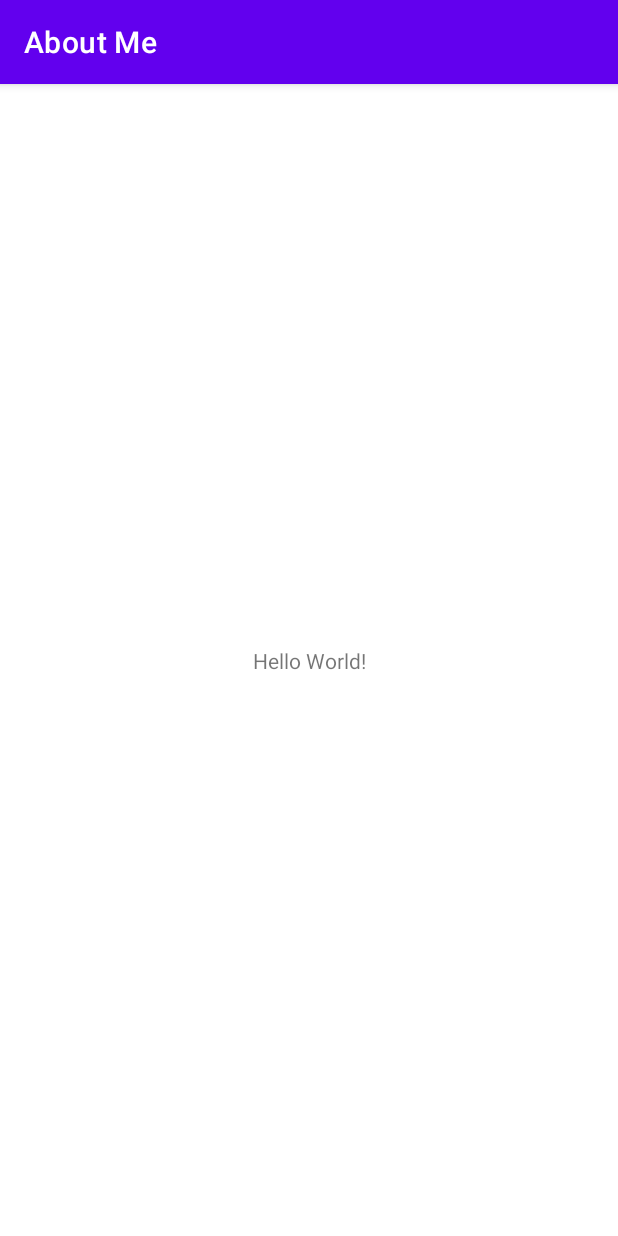
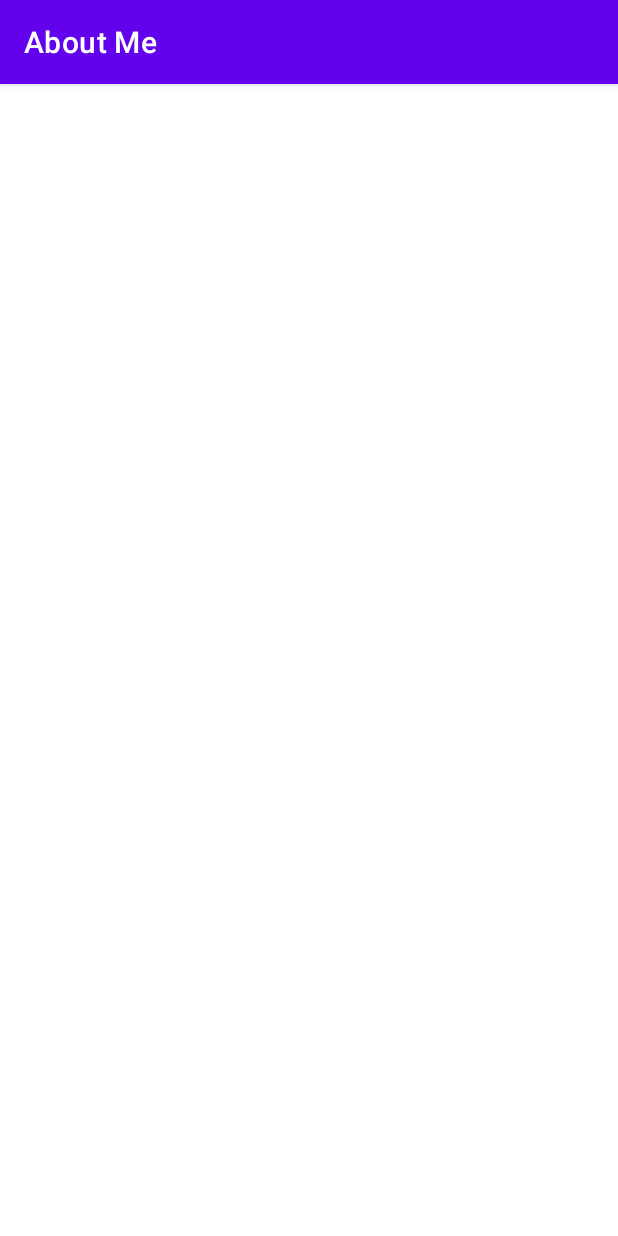
Before and after one commit to ikayz/about-me, an Android app: the screen it shows after launch (MainActivity), on a phone screen of 412 x 824 dp. Run offline under Robolectric (Android 15) with nearby library versions, the phone set to English and light mode, and no system bars.

Commit message:
Add layout file main activity

```diff
--- a/app/src/main/res/layout/activity_main.xml
+++ b/app/src/main/res/layout/activity_main.xml
@@ -1,18 +1,7 @@
 <?xml version="1.0" encoding="utf-8"?>
-<androidx.constraintlayout.widget.ConstraintLayout xmlns:android="http://schemas.android.com/apk/res/android"
-    xmlns:app="http://schemas.android.com/apk/res-auto"
-    xmlns:tools="http://schemas.android.com/tools"
+<LinearLayout xmlns:android="http://schemas.android.com/apk/res/android"
+    android:orientation="vertical"
     android:layout_width="match_parent"
-    android:layout_height="match_parent"
-    tools:context=".MainActivity">
+    android:layout_height="match_parent">
 
-    <TextView
-        android:layout_width="wrap_content"
-        android:layout_height="wrap_content"
-        android:text="Hello World!"
-        app:layout_constraintBottom_toBottomOf="parent"
-        app:layout_constraintLeft_toLeftOf="parent"
-        app:layout_constraintRight_toRightOf="parent"
-        app:layout_constraintTop_toTopOf="parent" />
-
-</androidx.constraintlayout.widget.ConstraintLayout>
+</LinearLayout>
```
